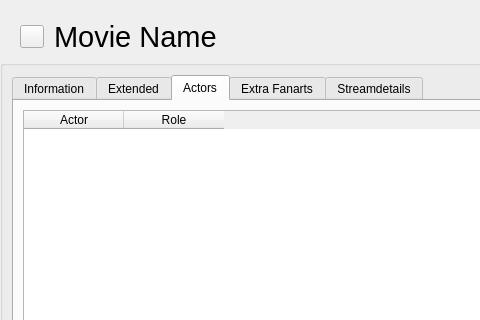
Before: the Qt Designer form src/ui/movies/MovieWidget.ui in Komet/MediaElch, drawn with Qt 5; both pictures show x 0 to 480 and y 0 to 320 of the 934 by 811 pixel window.
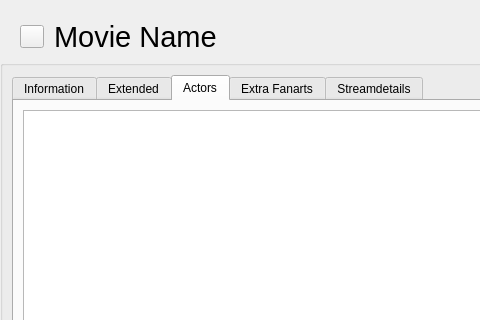
After: the same form once the commit is applied. The open tabs and pages were chosen to show the change. Icons and pictures are not drawn. Custom widgets are drawn as their Qt base class.

Commit message:
[MovieWidget] Add actor model for easier table handling
A model has a few benefits. No manual event handling, etc. for the
table view.  This commit introduces a model for "Actors".  Because
actors belong to a movie, the model takes a `Movie*`.

```diff
--- a/src/ui/movies/MovieWidget.ui
+++ b/src/ui/movies/MovieWidget.ui
@@ -736,7 +736,7 @@
            </attribute>
            <layout class="QHBoxLayout" name="horizontalLayout_3" stretch="1,0">
             <item>
-             <widget class="QTableWidget" name="actors">
+             <widget class="QTableView" name="actors">
               <property name="editTriggers">
                <set>QAbstractItemView::DoubleClicked</set>
               </property>
@@ -749,16 +749,6 @@
               <attribute name="verticalHeaderVisible">
                <bool>false</bool>
               </attribute>
-              <column>
-               <property name="text">
-                <string>Actor</string>
-               </property>
-              </column>
-              <column>
-               <property name="text">
-                <string>Role</string>
-               </property>
-              </column>
              </widget>
             </item>
             <item>
```
Left out of the diff: 2 changed lines with no effect on the pictures. The commit also changes 8 other files.
